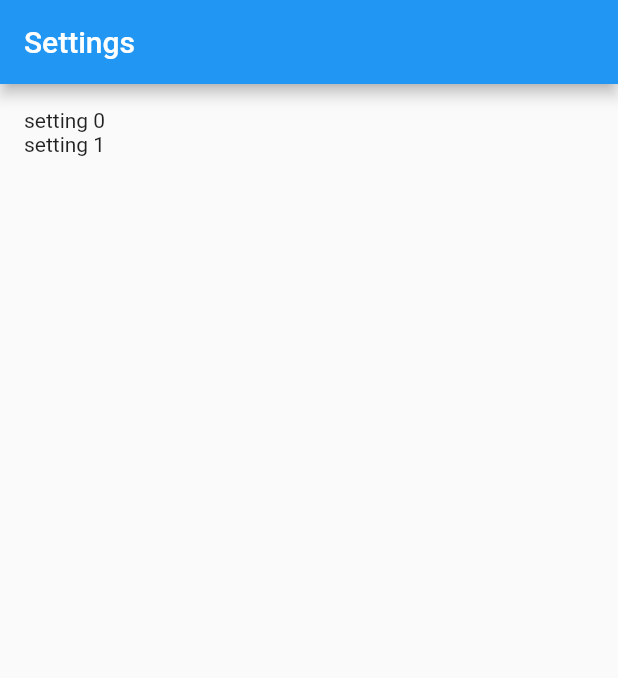
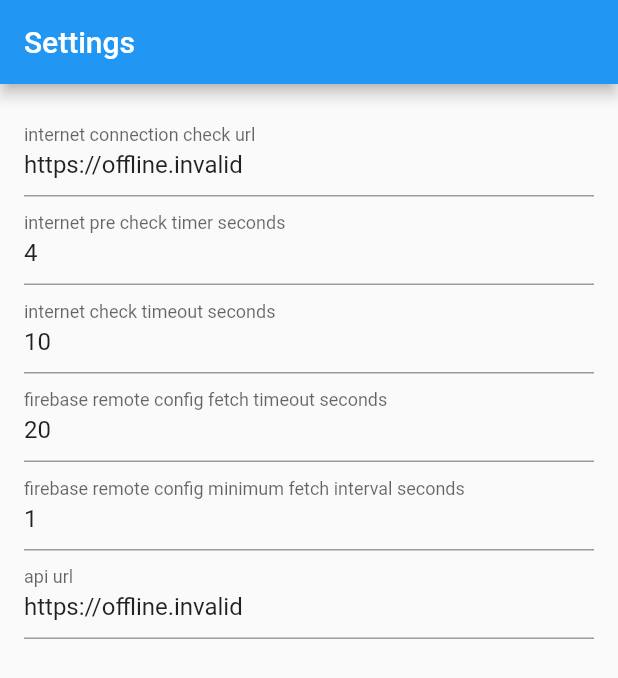
Before and after one commit to cksrc/flutter_bootstrap, a Flutter app: the first screen one second after launch, on a phone screen of 412 x 824 dp. Shown: the top 678 px of the screen. Run offline on Flutter 3.47's test engine with Material 2 defaults, Android fonts, the phone set to English and light mode, and no system bars; our stand-ins replace connectivity_plus, firebase_core, firebase_remote_config, flutter_dotenv, flutter_form_builder, form_builder_validators; accounts and stored records are empty.

Commit message:
FormBuilder with RefreshIndicator

```diff
--- a/lib/src/common/environment.dart
+++ b/lib/src/common/environment.dart
@@ -8,7 +8,7 @@ class Environment {
       kReleaseMode ? ".env.production" : ".env.development";
   static String get apiUrl => dotenv.env['API_URL'] ?? 'http://localhost';
   static String get internetConnectionCheckUrl =>
-      dotenv.env['INTERNET_CONNECTION_CHECK_URL'] ?? 'https://google.com';
+      dotenv.env['INTERNET_CONNECTION_CHECK_URL'] ?? 'https://example.com';
   static String get firebaseRemoteConfigFetchTimeoutSeconds =>
       dotenv.env['FIREBASE_REMOTE_CONFIG_FETCH_TIMEOUT_SECONDS'] ?? '20';
   static String get internetCheckTimeoutSeconds =>
@@ -18,4 +18,5 @@ class Environment {
   static String get firebaseRemoteConfigMinimumFetchIntervalSeconds =>
       dotenv.env['FIREBASE_REMOTE_CONFIG_MINIMUM_FETCH_INTERVAL_SECONDS'] ??
       '1';
+  static String get useMockData => dotenv.env['USE_MOCK_DATA'] ?? 'false';
 }
--- a/lib/src/common/singletons/initializer.dart
+++ b/lib/src/common/singletons/initializer.dart
@@ -30,8 +30,16 @@ class Initializer {
       ),
     );
     await FirebaseRemoteConfig.instance.setDefaults({
-      'internet_connection_check_url': Environment.internetConnectionCheckUrl,
+      'INTERNET_CONNECTION_CHECK_URL': Environment.internetConnectionCheckUrl,
+      'INTERNET_PRE_CHECK_TIMER_SECONDS':
+          Environment.internetPreCheckTimerSeconds,
+      'INTERNET_CHECK_TIMEOUT_SECONDS': Environment.internetCheckTimeoutSeconds,
+      'FIREBASE_REMOTE_CONFIG_FETCH_TIMEOUT_SECONDS':
+          Environment.firebaseRemoteConfigFetchTimeoutSeconds,
+      'FIREBASE_REMOTE_CONFIG_MINIMUM_FETCH_INTERVAL_SECONDS':
+          Environment.firebaseRemoteConfigMinimumFetchIntervalSeconds,
       'API_URL': Environment.internetConnectionCheckUrl,
+      //'USE_MOCK_DATA': Environment
     });
   }
 }
--- a/lib/src/common/singletons/utils.dart
+++ b/lib/src/common/singletons/utils.dart
@@ -101,4 +101,8 @@ class Utils {
         break;
     }
   }
+
+  settingsKeyToLabel(String key) {
+    return key.replaceAll('_', ' ').toLowerCase();
+  }
 }
--- /dev/null
+++ b/lib/src/settings/settings_form.dart
@@ -0,0 +1,91 @@
+import 'package:firebase_remote_config/firebase_remote_config.dart';
+import 'package:flutter/material.dart';
+import 'package:flutter_form_builder/flutter_form_builder.dart';
+import 'package:form_builder_validators/form_builder_validators.dart';
+
+import '../common/singletons/utils.dart';
+
+/// The widget below demonstrates how to create scrollable forms the right way.
+/// Using ListView.builder is not recommended for input form fields.
+/// Also note the use of `physics: const AlwaysScrollableScrollPhysics()` in the
+/// `SingleChildScrollView` to allow using the `RefreshIndicator`.
+class SettingsForm extends StatefulWidget {
+  final Map<String, RemoteConfigValue> settings;
+  final Future<void> Function() pullRefresh;
+  const SettingsForm(this.settings, this.pullRefresh, {Key? key})
+      : super(key: key);
+
+  @override
+  State<SettingsForm> createState() => _SettingsFormState();
+}
+
+class _SettingsFormState extends State<SettingsForm> {
+  final formKey = GlobalKey<FormBuilderState>();
+
+  @override
+  Widget build(BuildContext context) {
+    return LayoutBuilder(
+        builder: (BuildContext context, BoxConstraints viewportConstraints) {
+      return RefreshIndicator(
+        onRefresh: widget.pullRefresh,
+        child: SingleChildScrollView(
+          physics: const AlwaysScrollableScrollPhysics(),
+          child: ConstrainedBox(
+            constraints: BoxConstraints(
+              minHeight: viewportConstraints.maxHeight,
+            ),
+            child: IntrinsicHeight(
+              child: Column(
+                children: _getFormWidgetListFromSettings(widget.settings),
+              ),
+            ),
+          ),
+        ),
+      );
+    });
+
+    // Uncomment to use with ListBuilder instead
+    // return RefreshIndicator(
+    //   onRefresh: widget.pullRefresh,
+    //   child: ListView.builder(
+    //     itemCount: widget.settings.length,
+    //     itemBuilder: (context, index) {
+    //       var kv = widget.settings.entries.elementAt(index);
+    //       return _getFormWidgetFromSettings(kv.key, kv.value);
+    //     },
+    //   ),
+    // );
+  }
+
+  List<Widget> _getFormWidgetListFromSettings(
+      Map<String, RemoteConfigValue> settings) {
+    List<Widget> formFields = [];
+    settings.forEach((key, value) {
+      formFields.add(
+        FormBuilderTextField(
+          name: key,
+          decoration: InputDecoration(
+            labelText: Utils.instance.settingsKeyToLabel(key),
+          ),
+          onChanged: (value) {},
+          validator: FormBuilderValidators.required(),
+          initialValue: value.asString(),
+        ),
+      );
+    });
+    return formFields;
+  }
+
+  // Uncomment to use with ListBuilder instead
+  //   Widget _getFormWidgetFromSettings(String key, RemoteConfigValue value) {
+  //   return FormBuilderTextField(
+  //     name: key,
+  //     decoration: InputDecoration(
+  //       labelText: Utils.instance.settingsKeyToLabel(key),
+  //     ),
+  //     onChanged: (value) {},
+  //     validator: FormBuilderValidators.required(),
+  //     initialValue: value.asString(),
+  //   );
+  // }
+}
--- a/lib/src/settings/settings_screen.dart
+++ b/lib/src/settings/settings_screen.dart
@@ -1,7 +1,7 @@
 import 'dart:async';
 
+import 'package:app/src/settings/settings_widget.dart';
 import 'package:connectivity_plus/connectivity_plus.dart';
-import 'package:firebase_remote_config/firebase_remote_config.dart';
 import 'package:flutter/material.dart';
 import 'package:provider/provider.dart';
 
@@ -63,12 +63,10 @@ class _SettingsScreenState extends State<SettingsScreen> {
           future:
               settingsProvider.loadSettings(Utils.instance.connectionStatus),
           builder: (BuildContext context, AsyncSnapshot<dynamic> snapshot) {
-              return RefreshIndicator(
-                onRefresh: _pullRefresh,
-                child: SettingsWidget(snapshot),
-              );
+            return SettingsWidget(snapshot, _pullRefresh);
           },
-          )),
+        ),
+      ),
     );
   }
 
@@ -84,49 +82,3 @@ class _SettingsScreenState extends State<SettingsScreen> {
     super.dispose();
   }
 }
-
-class SettingsWidget extends StatelessWidget {
-  final AsyncSnapshot<dynamic> settingsData;
-  const SettingsWidget(this.settingsData, {Key? key}) : super(key: key);
-
-  @override
-  Widget build(BuildContext context) {
-    if (settingsData.hasError) {
-      var settings = ['Pull down to try again'];
-      return ListView.builder(
-        itemCount: settings.length,
-        itemBuilder: (context, index) {
-          return Text(settings[index]);
-        },
-      );
-    } else if (settingsData.connectionState == ConnectionState.waiting) {
-      return const Center(
-        child: CircularProgressIndicator(),
-      );
-    } else {
-      FirebaseRemoteConfig items = settingsData.data;
-      Map<String, RemoteConfigValue> settings = items.getAll();
-      return SettingsForm(settings);
-    }
-  }
-}
-
-class SettingsForm extends StatefulWidget {
-  final Map<String, RemoteConfigValue> settings;
-  const SettingsForm(this.settings, {Key? key}) : super(key: key);
-
-  @override
-  State<SettingsForm> createState() => _SettingsFormState();
-}
-
-class _SettingsFormState extends State<SettingsForm> {
-  @override
-  Widget build(BuildContext context) {
-    return ListView.builder(
-      itemCount: widget.settings.length,
-      itemBuilder: (context, index) {
-        return Text('setting $index');
-      },
-    );
-  }
-}
--- /dev/null
+++ b/lib/src/settings/settings_widget.dart
@@ -0,0 +1,37 @@
+import 'package:app/src/settings/settings_form.dart';
+import 'package:firebase_remote_config/firebase_remote_config.dart';
+import 'package:flutter/material.dart';
+
+class SettingsWidget extends StatelessWidget {
+  final AsyncSnapshot<dynamic> settingsData;
+  final Future<void> Function() pullRefresh;
+
+  const SettingsWidget(this.settingsData, this.pullRefresh, {Key? key})
+      : super(key: key);
+
+  @override
+  Widget build(BuildContext context) {
+    if (settingsData.hasError) {
+      var settings = [];
+      ScaffoldMessenger.of(context).showSnackBar(const SnackBar(
+          content: Text('Failed to load settings. Pull down to try again.')));
+      return RefreshIndicator(
+        onRefresh: pullRefresh,
+        child: ListView.builder(
+          itemCount: settings.length,
+          itemBuilder: (context, index) {
+            return Text(settings[index]);
+          },
+        ),
+      );
+    } else if (settingsData.connectionState == ConnectionState.waiting) {
+      return const Center(
+        child: CircularProgressIndicator(),
+      );
+    } else {
+      FirebaseRemoteConfig items = settingsData.data;
+      Map<String, RemoteConfigValue> settings = items.getAll();
+      return SettingsForm(settings, pullRefresh);
+    }
+  }
+}
--- a/pubspec.yaml
+++ b/pubspec.yaml
@@ -16,8 +16,10 @@ dependencies:
   flutter:
     sdk: flutter
   flutter_dotenv: ^5.0.2
+  flutter_form_builder: ^7.3.1
   flutter_localizations:
     sdk: flutter
+  form_builder_validators: ^8.1.1
   http: ^0.13.4
   provider: ^6.0.3
 
```
Also changed, not shown: pubspec.lock, 1 other file. Lines whose indentation alone changed are shown as unchanged.
